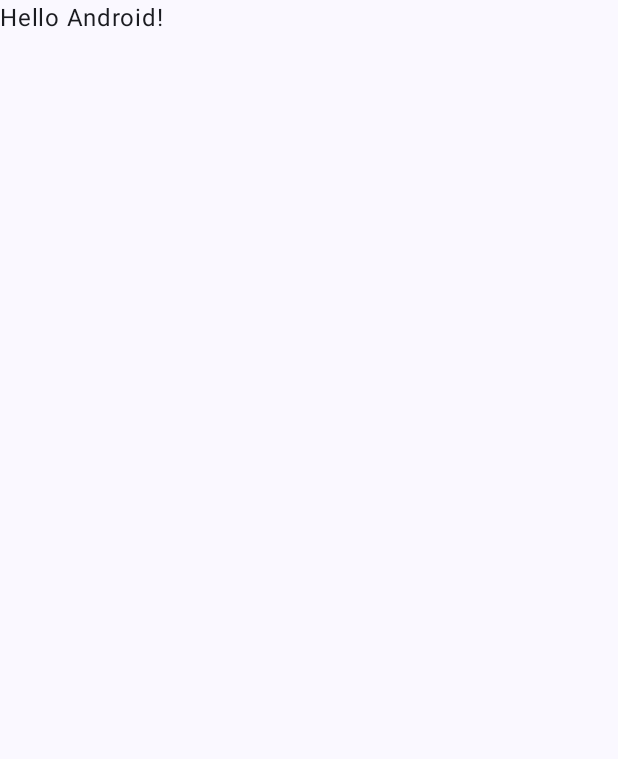
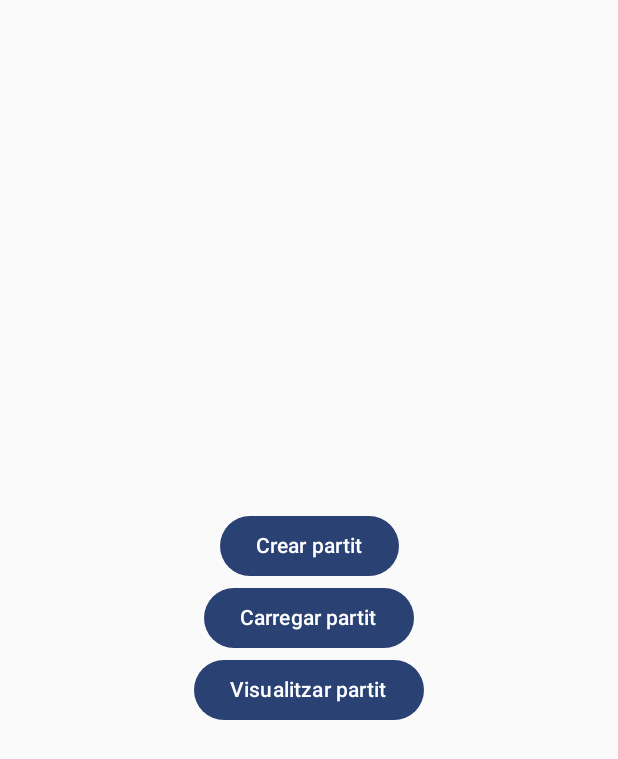
Before and after one commit to MarcProg10/RollerHockeyStats, an Android app built with Jetpack Compose: the screen it shows after launch (MainActivity), on a phone screen of 412 x 824 dp. Before the commit the part shown is almost empty. Shown: the top 759 px of the screen. Run offline under Robolectric (Android 15) with nearby library versions, the phone set to English and light mode, and no system bars.

Commit message:
Botons pantalla inicial implementants. Sense acció de navegació posterior. Falta estilitzar i afegir top bar

```diff
--- a/app/build.gradle.kts
+++ b/app/build.gradle.kts
@@ -60,9 +60,11 @@ dependencies {
     implementation(libs.androidx.ui.graphics)
     implementation(libs.androidx.ui.tooling.preview)
     implementation(libs.androidx.material3)
-
+    //firebase
     implementation("com.google.firebase:firebase-analytics")
     implementation(platform("com.google.firebase:firebase-bom:33.5.1"))
+    //viewmodel
+    implementation("androidx.lifecycle:lifecycle-viewmodel-compose:2.8.7")
 
     testImplementation(libs.junit)
     androidTestImplementation(libs.androidx.junit)
--- a/app/src/main/java/com/marc/rollerhockeystats/MainActivity.kt
+++ b/app/src/main/java/com/marc/rollerhockeystats/MainActivity.kt
@@ -4,44 +4,29 @@ import android.os.Bundle
 import androidx.activity.ComponentActivity
 import androidx.activity.compose.setContent
 import androidx.activity.enableEdgeToEdge
+import androidx.compose.foundation.layout.Arrangement
+import androidx.compose.foundation.layout.Column
 import androidx.compose.foundation.layout.fillMaxSize
+import androidx.compose.foundation.layout.fillMaxWidth
 import androidx.compose.foundation.layout.padding
+import androidx.compose.foundation.layout.wrapContentWidth
+import androidx.compose.material3.Button
 import androidx.compose.material3.Scaffold
 import androidx.compose.material3.Text
 import androidx.compose.runtime.Composable
+import androidx.compose.ui.Alignment
 import androidx.compose.ui.Modifier
 import androidx.compose.ui.tooling.preview.Preview
+import com.marc.rollerhockeystats.ui.home.ui.*
 import com.marc.rollerhockeystats.ui.theme.RollerHockeyStatsTheme
 
 class MainActivity : ComponentActivity() {
     override fun onCreate(savedInstanceState: Bundle?) {
         super.onCreate(savedInstanceState)
-        enableEdgeToEdge()
         setContent {
             RollerHockeyStatsTheme {
-                Scaffold(modifier = Modifier.fillMaxSize()) { innerPadding ->
-                    Greeting(
-                        name = "Android",
-                        modifier = Modifier.padding(innerPadding)
-                    )
-                }
+                HomeScreen()
             }
         }
     }
 }
-
-@Composable
-fun Greeting(name: String, modifier: Modifier = Modifier) {
-    Text(
-        text = "Hello $name!",
-        modifier = modifier
-    )
-}
-
-@Preview(showBackground = true)
-@Composable
-fun GreetingPreview() {
-    RollerHockeyStatsTheme {
-        Greeting("Android")
-    }
-}
--- /dev/null
+++ b/app/src/main/java/com/marc/rollerhockeystats/ui/home/ui/HomeScreen.kt
@@ -0,0 +1,53 @@
+package com.marc.rollerhockeystats.ui.home.ui
+
+import android.util.Log
+import androidx.compose.foundation.layout.Arrangement
+import androidx.compose.foundation.layout.Box
+import androidx.compose.foundation.layout.Column
+
+import androidx.compose.foundation.layout.Spacer
+import androidx.compose.foundation.layout.fillMaxSize
+import androidx.compose.foundation.layout.height
+import androidx.compose.foundation.layout.padding
+import androidx.compose.material3.Button
+import androidx.compose.material3.Scaffold
+import androidx.compose.material3.Text
+import androidx.compose.material3.TopAppBar
+import androidx.compose.runtime.Composable
+import androidx.compose.ui.Alignment
+import androidx.compose.ui.Modifier
+import androidx.compose.ui.tooling.preview.Preview
+import androidx.compose.ui.unit.dp
+import org.intellij.lang.annotations.JdkConstants.HorizontalAlignment
+
+@Composable
+fun HomeScreen(){
+
+//    Scaffold (
+//        topBar= {
+//            TopAppBar(title = { Text(text = "Pantalla d'inici"))}
+//    )
+        Column(modifier = Modifier.fillMaxSize(),
+            verticalArrangement = Arrangement.Center,
+            horizontalAlignment = Alignment.CenterHorizontally) {
+            Button(onClick = { /*CREAR PARTIT*/ }) {
+                Text("Crear partit")
+
+            }
+            Button(onClick = { /*CARREGAR PARTIT*/ }) {
+                Text("Carregar partit")
+
+            }
+            Button(onClick = { /*VISUALITZAR PARTIT*/ }) {
+                Text("Visualitzar partit")
+
+            }
+        }
+
+}
+
+@Preview(showSystemUi = true)
+@Composable
+fun HomeScreenPreview(){
+    HomeScreen()
+}
--- /dev/null
+++ b/app/src/main/java/com/marc/rollerhockeystats/ui/home/ui/HomeViewModel.kt
@@ -0,0 +1 @@
+package com.marc.rollerhockeystats.ui.home.ui
--- a/gradle.properties
+++ b/gradle.properties
@@ -6,7 +6,7 @@
 # http://www.gradle.org/docs/current/userguide/build_environment.html
 # Specifies the JVM arguments used for the daemon process.
 # The setting is particularly useful for tweaking memory settings.
-org.gradle.jvmargs=-Xmx2048m -Dfile.encoding=UTF-8
+org.gradle.jvmargs=-Xmx4096m -Dfile.encoding=UTF-8
 # When configured, Gradle will run in incubating parallel mode.
 # This option should only be used with decoupled projects. For more details, visit
 # https://developer.android.com/r/tools/gradle-multi-project-decoupled-projects
```
